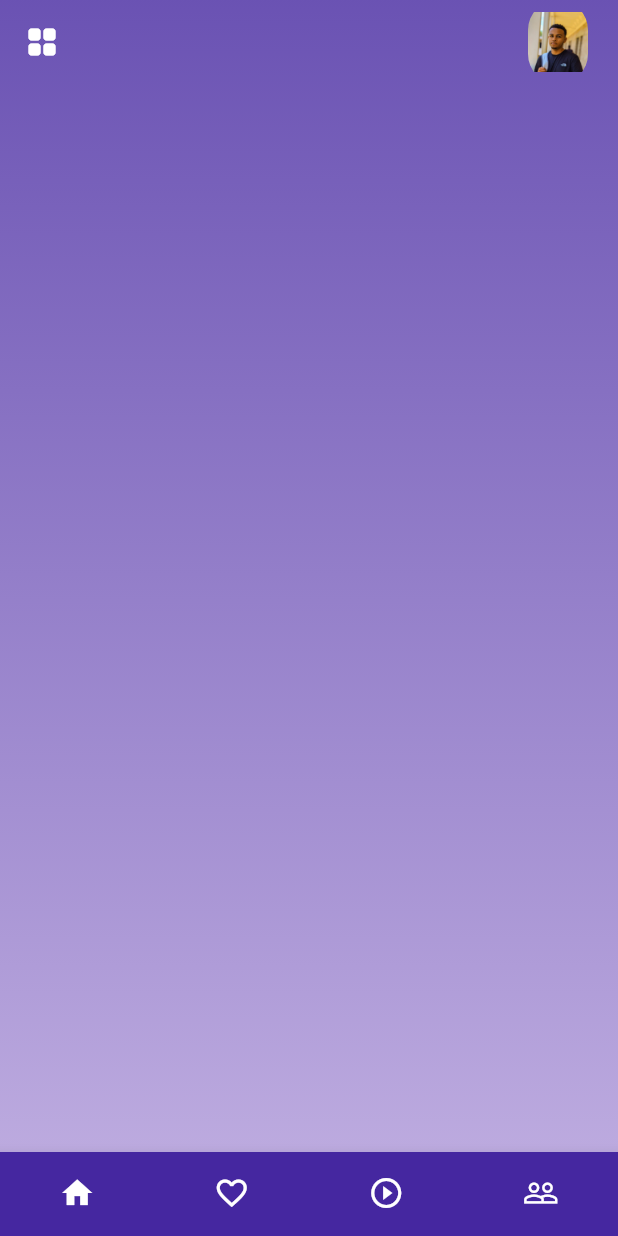
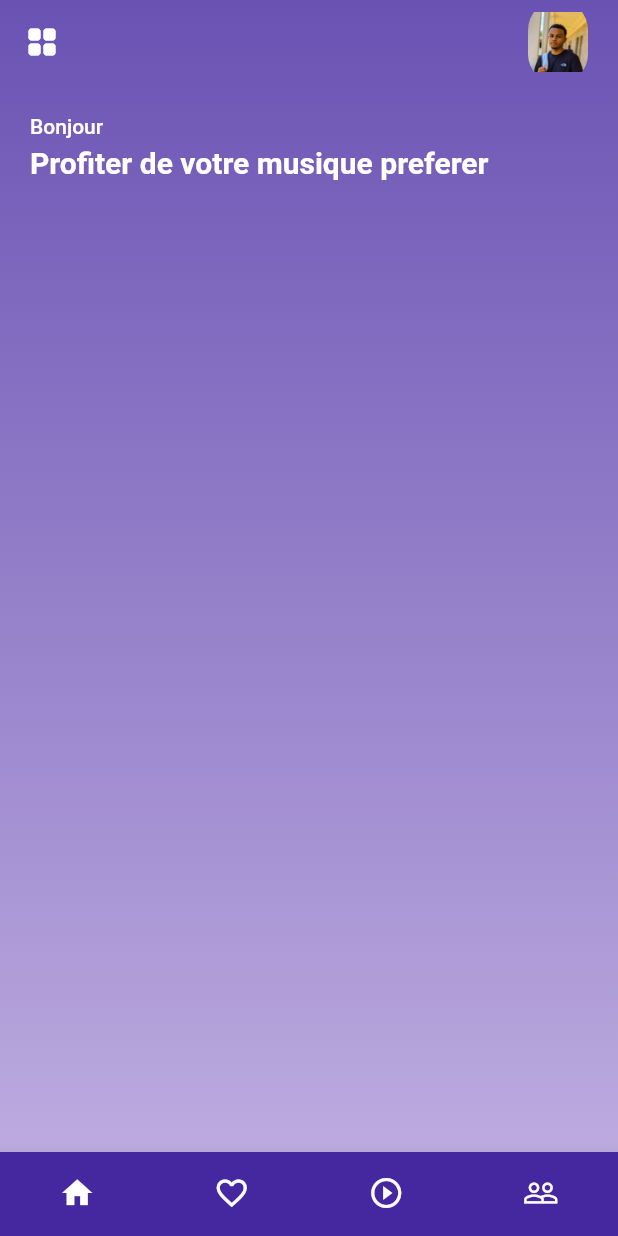
Before and after one commit to schorio/air_play, a Flutter app: the screen it shows after launch, on a phone screen of 412 x 824 dp. Run offline on Flutter 3.47's test engine with Material 2 defaults, Android fonts, the phone set to English and light mode, and no system bars; our stand-ins replace get.

Commit message:
Creation de message d'accueil

```diff
--- a/lib/screens/home_screen.dart
+++ b/lib/screens/home_screen.dart
@@ -20,7 +20,31 @@ class HomeScreen extends StatelessWidget {
         backgroundColor: Colors.transparent,
         appBar: const _CustomAppBar(),
         bottomNavigationBar: const _CustomNavBar(),
-        body: Container(),
+        body: SingleChildScrollView(
+          child: Padding(
+            padding: const EdgeInsets.all(20.0),
+            child: Column(
+              crossAxisAlignment: CrossAxisAlignment.start,
+              children: [
+                Text(
+                  'Bonjour',
+                  style: Theme.of(context)
+                            .textTheme
+                            .bodyLarge
+                ),
+                const SizedBox(height: 5),
+                Text(
+                  'Profiter de votre musique preferer',
+                  style: Theme.of(context)
+                            .textTheme
+                            .headline6!
+                            .copyWith(fontWeight: FontWeight.bold),
+                ),
+                const SizedBox(height: 20),
+              ],
+            ),
+          ),
+        ),
       ),
     );
   }
```
